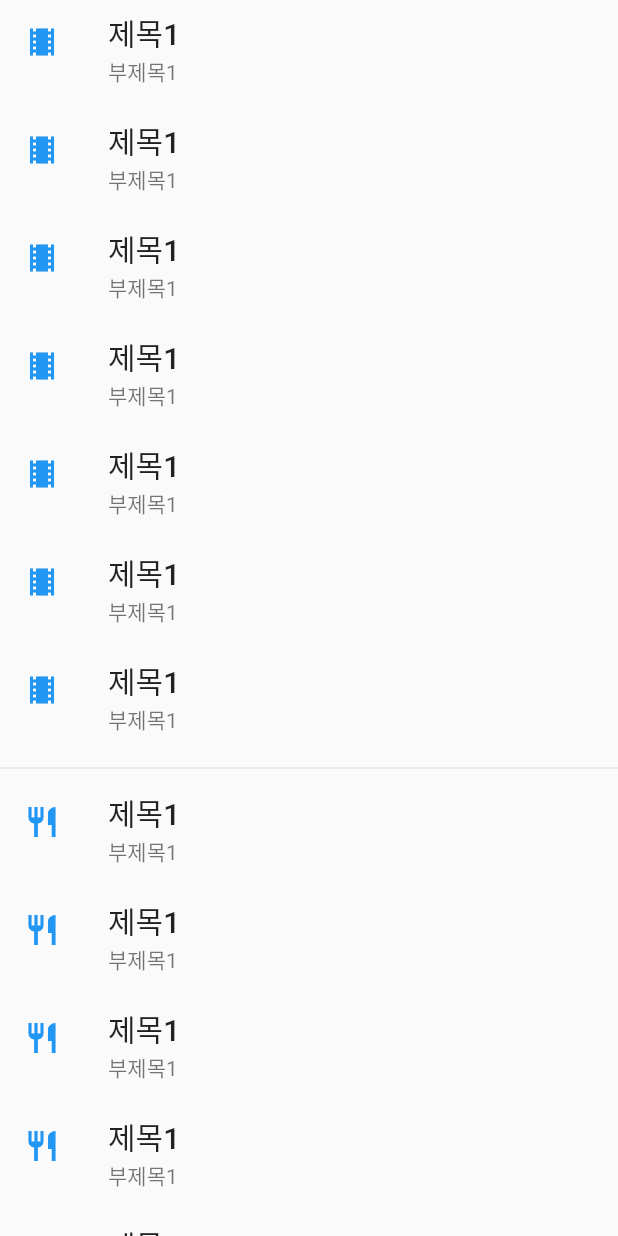
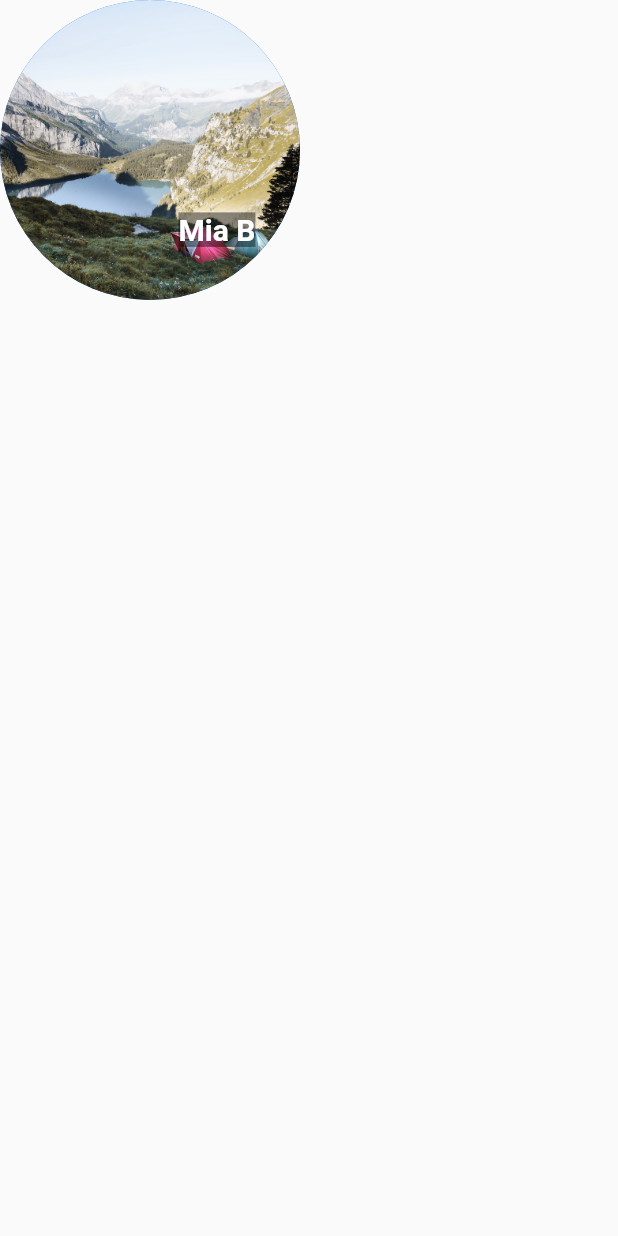
Before and after one commit to dohyun82/flutter-demo, a Flutter app: the screen it shows after launch, on a phone screen of 412 x 824 dp. Run offline on Flutter 3.47's test engine with Material 2 defaults, Android fonts, the phone set to English and light mode, and no system bars; our stand-ins replace get, go_router; missing offline and left inert: dart:ffi.

Commit message:
feat : Stack

```diff
--- a/lib/main.dart
+++ b/lib/main.dart
@@ -13,14 +13,23 @@ import 'package:provider/provider.dart';
 
 // 일반적인 위젯들
 
-// ListView
+// Stack
 void main() {
   runApp(
     const MaterialApp(
-      home: ListViewDemo(),
+      home: StackDemo(),
     ),
   );
 }
+
+// ListView
+// void main() {
+//   runApp(
+//     const MaterialApp(
+//       home: ListViewDemo(),
+//     ),
+//   );
+// }
 
 // GridView
 // void main() {
--- a/lib/ui/CommonLayoutWidgets.dart
+++ b/lib/ui/CommonLayoutWidgets.dart
@@ -1,6 +1,48 @@
 import 'package:flutter/material.dart';
 
 /// 일반적인 레이아웃 위젯들
+
+/// Stack
+/// 기본 위젯과 겹치 도록 배치 가능
+/// 첫 위젯이 기본 위젯이고, 순차적으로 기본 위젯 위에 배치
+/// 스크롤 불가
+class StackDemo extends StatelessWidget {
+  const StackDemo({Key? key}) : super(key: key);
+
+  @override
+  Widget build(BuildContext context) {
+    return Scaffold(
+      body: SafeArea(
+        child: _buildStack(),
+      ),
+    );
+  }
+
+  Widget _buildStack() {
+    return Stack(
+      alignment: const Alignment(0.6, 0.6),
+      children: [
+        const CircleAvatar(
+          backgroundImage: AssetImage('images/lake.jpeg'),
+          radius: 100,
+        ),
+        Container(
+          decoration: const BoxDecoration(
+            color: Colors.black45,
+          ),
+          child: const Text(
+            'Mia B',
+            style: TextStyle(
+              fontSize: 20,
+              fontWeight: FontWeight.bold,
+              color: Colors.white,
+            ),
+          ),
+        ),
+      ],
+    );
+  }
+}
 
 /// ListView
 /// Column 위젯과 비슷하지만 자동 스크롤링 기능 제공
```
